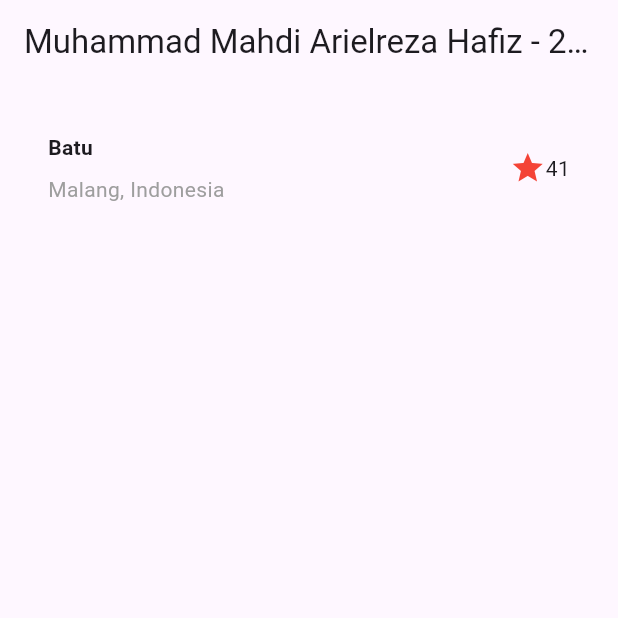
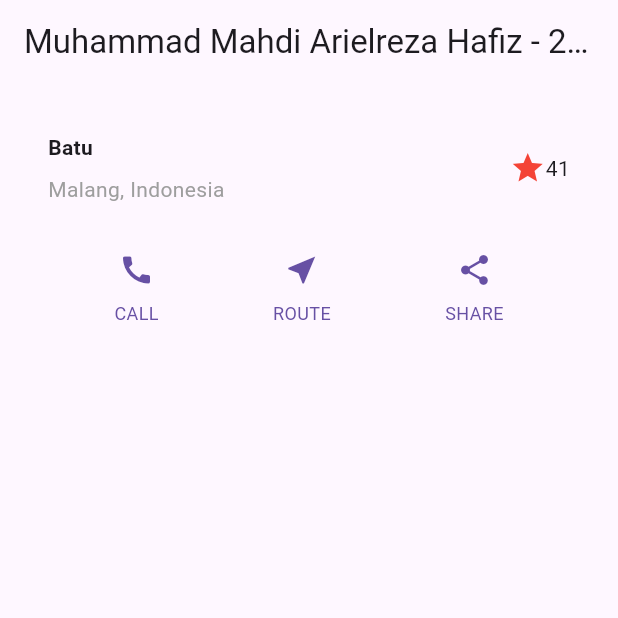
Before and after one commit to arielreza/layout_flutter, a Flutter app: the screen it shows after launch, on a phone screen of 412 x 824 dp, the top half of it. Run offline on Flutter 3.47's test engine with Material 3 defaults, Android fonts, the phone set to English and light mode, and no system bars.

Commit message:
update button row

```diff
--- a/lib/main.dart
+++ b/lib/main.dart
@@ -5,9 +5,33 @@ void main() => runApp(const MyApp());
 class MyApp extends StatelessWidget {
   const MyApp({super.key});
 
+  // Fungsi helper untuk membuat tombol
+  Column _buildButtonColumn(Color color, IconData icon, String label) {
+    return Column(
+      mainAxisSize: MainAxisSize.min,
+      mainAxisAlignment: MainAxisAlignment.center,
+      children: [
+        Icon(icon, color: color),
+        Container(
+          margin: const EdgeInsets.only(top: 8),
+          child: Text(
+            label,
+            style: TextStyle(
+              fontSize: 12,
+              fontWeight: FontWeight.w400,
+              color: color,
+            ),
+          ),
+        ),
+      ],
+    );
+  }
+
   @override
   Widget build(BuildContext context) {
-    // Widget titleSection
+    Color color = Theme.of(context).primaryColor;
+
+    // Title Section
     Widget titleSection = Container(
       padding: const EdgeInsets.all(32),
       child: Row(
@@ -19,14 +43,14 @@ class MyApp extends StatelessWidget {
                 Container(
                   padding: const EdgeInsets.only(bottom: 8),
                   child: const Text(
-                    'Batu', // nama tempat
+                    'Batu',
                     style: TextStyle(
                       fontWeight: FontWeight.bold,
                     ),
                   ),
                 ),
                 const Text(
-                  'Malang, Indonesia', // lokasi
+                  'Malang, Indonesia',
                   style: TextStyle(
                     color: Colors.grey,
                   ),
@@ -43,6 +67,16 @@ class MyApp extends StatelessWidget {
       ),
     );
 
+    // Button Row
+    Widget buttonSection = Row(
+      mainAxisAlignment: MainAxisAlignment.spaceEvenly,
+      children: [
+        _buildButtonColumn(color, Icons.call, 'CALL'),
+        _buildButtonColumn(color, Icons.near_me, 'ROUTE'),
+        _buildButtonColumn(color, Icons.share, 'SHARE'),
+      ],
+    );
+
     return MaterialApp(
       title: 'Flutter layout: Nama dan NIM Anda',
       home: Scaffold(
@@ -52,6 +86,7 @@ class MyApp extends StatelessWidget {
         body: Column(
           children: [
             titleSection,
+            buttonSection, // panggil di body setelah title
           ],
         ),
       ),
```
Also changed, not shown: 1 other file.
